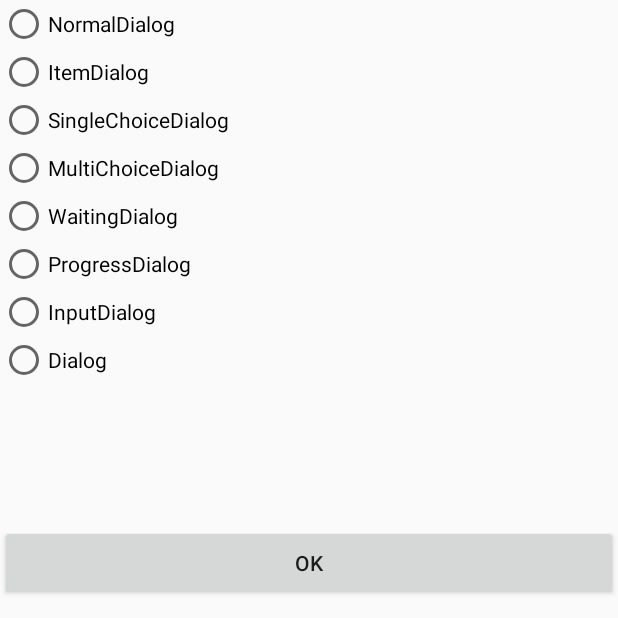
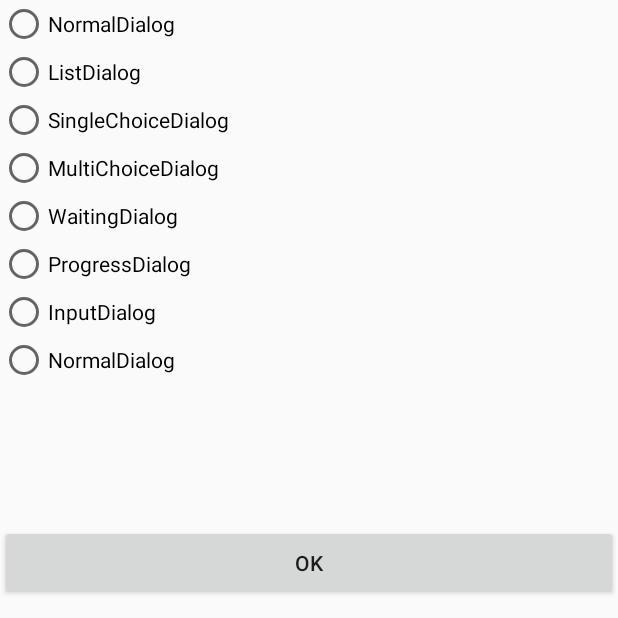
Before and after one commit to nawaralqadhy/alqadhynawar2, an Android app: the DialogActivity screen opened directly, with no data from a screen before it, on a phone screen of 412 x 824 dp, the top half of it. Run offline under Robolectric (Android 15) with nearby library versions, the phone set to English and light mode, and no system bars; our stand-ins replace ButterKnife.

Commit message:
Feb-15-2017

```diff
--- a/app/src/main/res/layout/activity_dialog.xml
+++ b/app/src/main/res/layout/activity_dialog.xml
@@ -1,6 +1,7 @@
 <?xml version="1.0" encoding="utf-8"?>
 <LinearLayout xmlns:android="http://schemas.android.com/apk/res/android"
-    android:orientation="vertical" android:layout_width="match_parent"
+    android:orientation="vertical"
+    android:layout_width="match_parent"
     android:layout_height="match_parent">
 
     <RadioGroup
@@ -8,71 +9,62 @@
         android:layout_width="match_parent"
         android:layout_height="350dp">
 
-
         <RadioButton
             android:id="@+id/rb1"
             android:layout_width="match_parent"
             android:layout_height="wrap_content"
+            android:text="NormalDialog"
             android:layout_gravity="center"
-            android:gravity="left|center_vertical"
-            android:text="NormalDialog"/>
+            android:gravity="left|center_vertical"/>
         <RadioButton
             android:id="@+id/rb2"
             android:layout_width="match_parent"
             android:layout_height="wrap_content"
+            android:text="ListDialog"
             android:layout_gravity="center"
-            android:gravity="left|center_vertical"
-            android:text="ItemDialog"/>
-
+            android:gravity="left|center_vertical"/>
         <RadioButton
             android:id="@+id/rb3"
             android:layout_width="match_parent"
             android:layout_height="wrap_content"
+            android:text="SingleChoiceDialog"
             android:layout_gravity="center"
-            android:gravity="left|center_vertical"
-            android:text="SingleChoiceDialog"/>
-
+            android:gravity="left|center_vertical"/>
         <RadioButton
             android:id="@+id/rb4"
             android:layout_width="match_parent"
             android:layout_height="wrap_content"
+            android:text="MultiChoiceDialog"
             android:layout_gravity="center"
-            android:gravity="left|center_vertical"
-            android:text="MultiChoiceDialog"/>
-
+            android:gravity="left|center_vertical"/>
         <RadioButton
             android:id="@+id/rb5"
             android:layout_width="match_parent"
             android:layout_height="wrap_content"
+            android:text="WaitingDialog"
             android:layout_gravity="center"
-            android:gravity="left|center_vertical"
-            android:text="WaitingDialog"/>
-
+            android:gravity="left|center_vertical"/>
         <RadioButton
             android:id="@+id/rb6"
             android:layout_width="match_parent"
             android:layout_height="wrap_content"
+            android:text="ProgressDialog"
             android:layout_gravity="center"
-            android:gravity="left|center_vertical"
-            android:text="ProgressDialog"/>
-
+            android:gravity="left|center_vertical"/>
         <RadioButton
             android:id="@+id/rb7"
             android:layout_width="match_parent"
             android:layout_height="wrap_content"
+            android:text="InputDialog"
             android:layout_gravity="center"
-            android:gravity="left|center_vertical"
-            android:text="InputDialog"/>
-
+            android:gravity="left|center_vertical"/>
         <RadioButton
             android:id="@+id/rb8"
             android:layout_width="match_parent"
             android:layout_height="wrap_content"
+            android:text="NormalDialog"
             android:layout_gravity="center"
-            android:gravity="left|center_vertical"
-            android:text="Dialog"/>
-
-
+            android:gravity="left|center_vertical"/>
 
 
     </RadioGroup>
@@ -82,6 +74,6 @@
         android:layout_width="match_parent"
         android:layout_height="50dp"
         android:gravity="center"
-        android:text="ok"/>
+        android:text="OK"/>
 
 </LinearLayout>
```
Also changed, not shown: app/src/main/java/com/example/nawaralqadhy/alqadhynawar2/DialogActivity.java (+145 -119 lines), app/src/main/java/com/example/nawaralqadhy/alqadhynawar2/MainActivity.java (+58 -30 lines), app/src/main/java/com/example/nawaralqadhy/alqadhynawar2/ViewPagerActivity.java (+44 -13 lines), app/src/main/java/com/example/nawaralqadhy/alqadhynawar2/bean/Book.java (added, +32 -0 lines), app/src/main/java/com/example/nawaralqadhy/alqadhynawar2/dialog/CustomDialog.java (added, +43 -0 lines), app/src/main/res/layout/custom_dialog.xml (added, +36 -0 lines), app/src/main/res/values/styles.xml (+7 -0 lines), app/src/main/res/mipmap-xhdpi/pic2.JPG (added).
